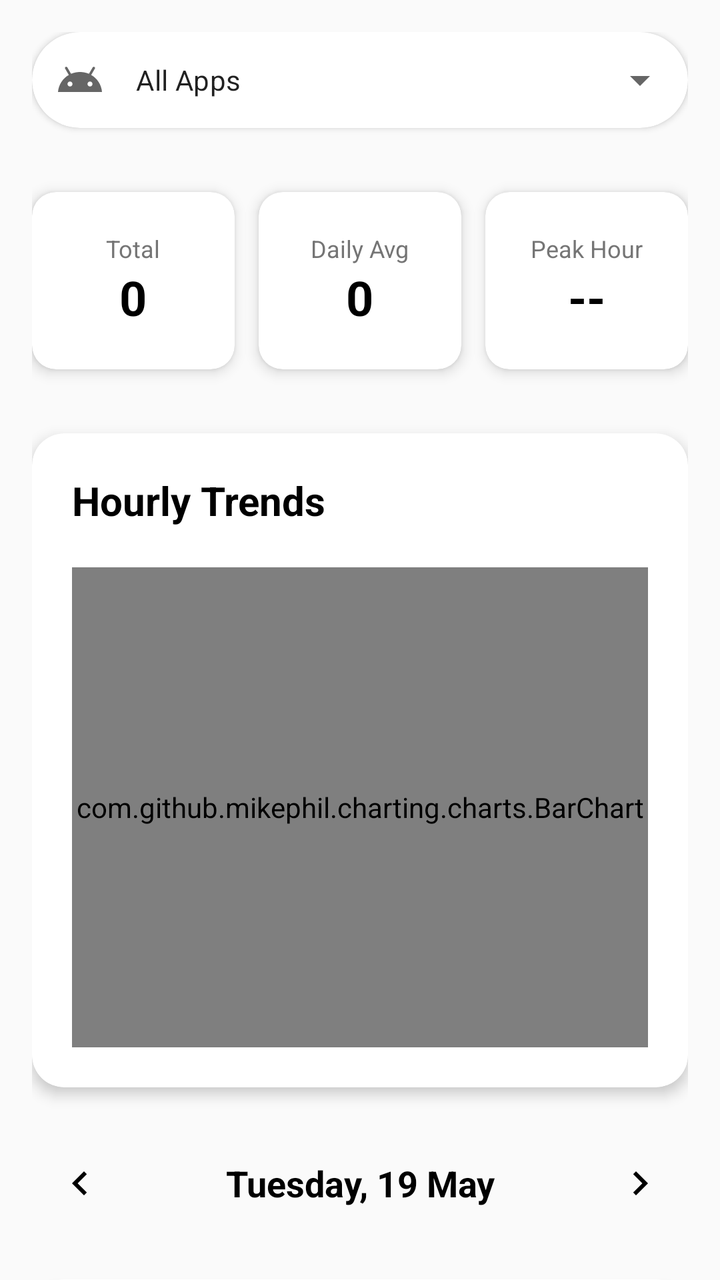
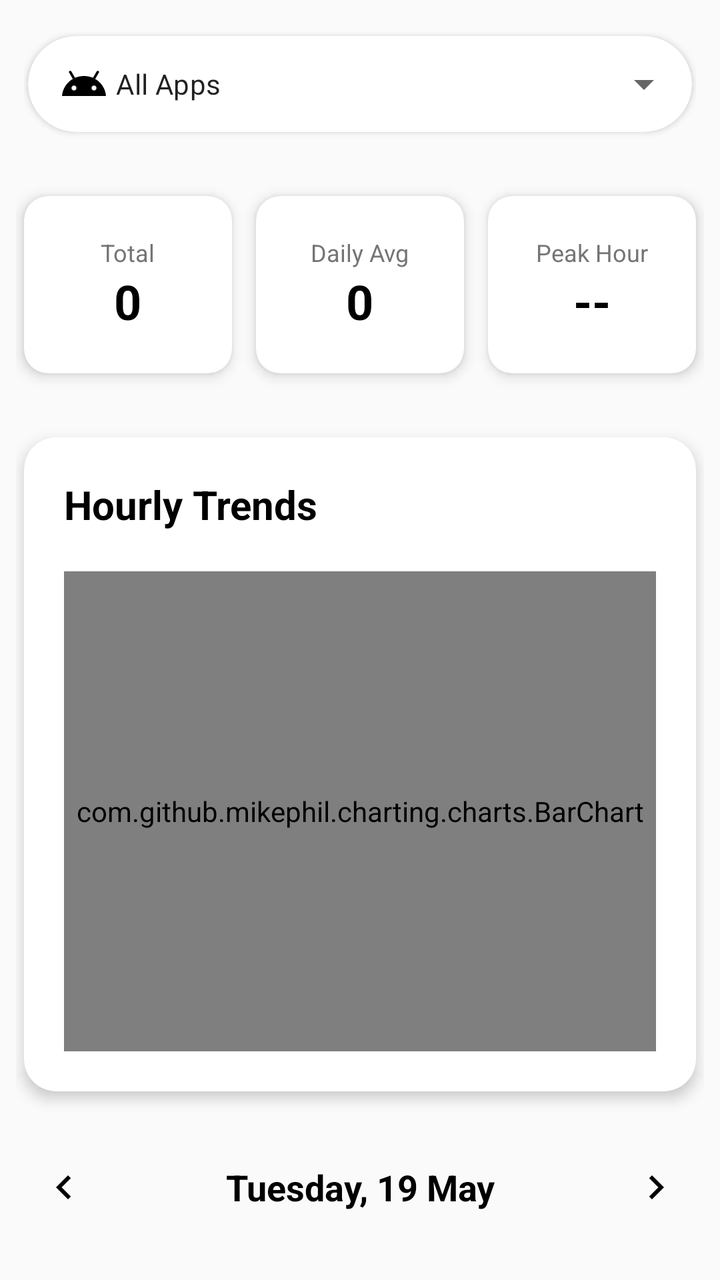

Before-and-after screenshots of an Android layout around one commit, followed by the original layout XML and the change that was made.
<!-- AndroidManifest.xml: application theme Theme.NotificationTracker -->
<!-- res/layout/fragment_analytics.xml -->
<?xml version="1.0" encoding="utf-8"?>
<androidx.coordinatorlayout.widget.CoordinatorLayout xmlns:android="http://schemas.android.com/apk/res/android"
    xmlns:app="http://schemas.android.com/apk/res-auto"
    xmlns:tools="http://schemas.android.com/tools"
    android:layout_width="match_parent"
    android:layout_height="match_parent"
    android:background="#FAFAFA">

    <com.google.android.material.appbar.AppBarLayout
        android:layout_width="match_parent"
        android:layout_height="wrap_content"
        android:background="#FAFAFA"
        app:elevation="0dp">

        <LinearLayout
            android:layout_width="match_parent"
            android:layout_height="wrap_content"
            android:orientation="vertical"
            android:paddingHorizontal="16dp"
            android:paddingTop="16dp"
            android:paddingBottom="8dp">

            
            <com.google.android.material.card.MaterialCardView
                android:layout_width="match_parent"
                android:layout_height="wrap_content"
                app:cardCornerRadius="24dp"
                app:cardElevation="2dp"
                android:layout_marginBottom="16dp"
                app:cardBackgroundColor="@color/white">

                <com.google.android.material.textfield.TextInputLayout
                    android:id="@+id/tilAppSelector"
                    style="@style/Widget.MaterialComponents.TextInputLayout.OutlinedBox.ExposedDropdownMenu"
                    android:layout_width="match_parent"
                    android:layout_height="wrap_content"
                    app:boxStrokeWidth="0dp"
                    app:boxStrokeWidthFocused="0dp"
                    app:hintEnabled="false"
                    app:startIconDrawable="@drawable/ic_nav_app_notif">

                    <AutoCompleteTextView
                        android:id="@+id/atvAppSelector"
                        android:layout_width="match_parent"
                        android:layout_height="wrap_content"
                        android:inputType="none"
                        android:paddingVertical="12dp"
                        android:text="@string/all_apps"
                        android:textSize="14sp"
                        android:background="@android:color/transparent" />
                </com.google.android.material.textfield.TextInputLayout>
            </com.google.android.material.card.MaterialCardView>

        </LinearLayout>
    </com.google.android.material.appbar.AppBarLayout>

    <androidx.core.widget.NestedScrollView
        android:layout_width="match_parent"
        android:layout_height="match_parent"
        android:clipToPadding="false"
        android:paddingHorizontal="12dp"
        app:layout_behavior="@string/appbar_scrolling_view_behavior">

        <LinearLayout
            android:layout_width="match_parent"
            android:layout_height="wrap_content"
            android:orientation="vertical"
            android:paddingHorizontal="4dp"
            android:paddingBottom="24dp">

            
            <LinearLayout
                android:layout_width="match_parent"
                android:layout_height="wrap_content"
                android:orientation="horizontal"
                android:gravity="center"
                android:paddingVertical="8dp"
                android:clipToPadding="false"
                android:layout_marginBottom="24dp">

                <com.google.android.material.card.MaterialCardView
                    android:layout_width="0dp"
                    android:layout_height="wrap_content"
                    android:layout_weight="1"
                    app:cardCornerRadius="12dp"
                    app:cardElevation="4dp"
                    android:layout_marginEnd="12dp">
                    <LinearLayout
                        android:layout_width="match_parent"
                        android:layout_height="wrap_content"
                        android:orientation="vertical"
                        android:paddingVertical="20dp"
                        android:paddingHorizontal="8dp"
                        android:gravity="center">
                        <TextView
                            android:layout_width="wrap_content"
                            android:layout_height="wrap_content"
                            android:text="@string/total_notifications"
                            android:textSize="12sp"
                            android:textColor="#757575"/>
                        <TextView
                            android:id="@+id/tvTotalCount"
                            android:layout_width="wrap_content"
                            android:layout_height="wrap_content"
                            android:text="0"
                            android:textSize="24sp"
                            android:textStyle="bold"
                            android:textColor="@color/black"/>
                    </LinearLayout>
                </com.google.android.material.card.MaterialCardView>

                <com.google.android.material.card.MaterialCardView
                    android:layout_width="0dp"
                    android:layout_height="wrap_content"
                    android:layout_weight="1"
                    app:cardCornerRadius="12dp"
                    app:cardElevation="4dp"
                    android:layout_marginEnd="12dp">
                    <LinearLayout
                        android:layout_width="match_parent"
                        android:layout_height="wrap_content"
                        android:orientation="vertical"
                        android:paddingVertical="20dp"
                        android:paddingHorizontal="8dp"
                        android:gravity="center">
                        <TextView
                            android:layout_width="wrap_content"
                            android:layout_height="wrap_content"
                            android:text="@string/daily_average"
                            android:textSize="12sp"
                            android:textColor="#757575"/>
                        <TextView
                            android:id="@+id/tvDailyAvg"
                            android:layout_width="wrap_content"
                            android:layout_height="wrap_content"
                            android:text="0"
                            android:textSize="24sp"
                            android:textStyle="bold"
                            android:textColor="@color/black"/>
                    </LinearLayout>
                </com.google.android.material.card.MaterialCardView>

                <com.google.android.material.card.MaterialCardView
                    android:layout_width="0dp"
                    android:layout_height="wrap_content"
                    android:layout_weight="1"
                    app:cardCornerRadius="12dp"
                    app:cardElevation="4dp">
                    <LinearLayout
                        android:layout_width="match_parent"
                        android:layout_height="wrap_content"
                        android:orientation="vertical"
                        android:paddingVertical="20dp"
                        android:paddingHorizontal="8dp"
                        android:gravity="center">
                        <TextView
                            android:layout_width="wrap_content"
                            android:layout_height="wrap_content"
                            android:text="@string/peak_hour"
                            android:textSize="12sp"
                            android:textColor="#757575"/>
                        <TextView
                            android:id="@+id/tvPeakHour"
                            android:layout_width="wrap_content"
                            android:layout_height="wrap_content"
                            android:text="--"
                            android:textSize="24sp"
                            android:textStyle="bold"
                            android:textColor="@color/black"/>
                    </LinearLayout>
                </com.google.android.material.card.MaterialCardView>
            </LinearLayout>

            
            <com.google.android.material.card.MaterialCardView
                android:layout_width="match_parent"
                android:layout_height="wrap_content"
                app:cardCornerRadius="16dp"
                app:cardElevation="4dp"
                android:layout_marginBottom="24dp">
                <LinearLayout
                    android:layout_width="match_parent"
                    android:layout_height="wrap_content"
                    android:orientation="vertical"
                    android:padding="20dp">
                    <TextView
                        android:layout_width="wrap_content"
                        android:layout_height="wrap_content"
                        android:text="@string/hourly_trends"
                        android:textSize="20sp"
                        android:textStyle="bold"
                        android:textColor="@color/black"
                        android:layout_marginBottom="20dp"/>
                    <com.github.mikephil.charting.charts.BarChart
                        android:id="@+id/hourlyChart"
                        android:layout_width="match_parent"
                        android:layout_height="240dp"/>
                </LinearLayout>
            </com.google.android.material.card.MaterialCardView>

            
            <LinearLayout
                android:layout_width="match_parent"
                android:layout_height="wrap_content"
                android:orientation="horizontal"
                android:gravity="center"
                android:layout_marginBottom="24dp">

                <ImageButton
                    android:id="@+id/btnPrevDay"
                    android:layout_width="48dp"
                    android:layout_height="48dp"
                    android:background="?attr/selectableItemBackgroundBorderless"
                    android:src="@drawable/ic_chevron_left"
                    android:contentDescription="@string/app_icon" />

                <TextView
                    android:id="@+id/tvSelectedDay"
                    android:layout_width="0dp"
                    android:layout_height="wrap_content"
                    android:layout_weight="1"
                    android:gravity="center"
                    android:text="Tuesday, 19 May"
                    android:textSize="18sp"
                    android:textStyle="bold"
                    android:textColor="@color/black" />

                <ImageButton
                    android:id="@+id/btnNextDay"
                    android:layout_width="48dp"
                    android:layout_height="48dp"
                    android:background="?attr/selectableItemBackgroundBorderless"
                    android:src="@drawable/ic_chevron_right"
                    android:contentDescription="@string/app_icon" />
            </LinearLayout>

            
            <com.google.android.material.card.MaterialCardView
                android:id="@+id/cardTopApps"
                android:layout_width="match_parent"
                android:layout_height="wrap_content"
                app:cardCornerRadius="16dp"
                app:cardElevation="4dp"
                android:layout_marginBottom="24dp">
                <LinearLayout
                    android:layout_width="match_parent"
                    android:layout_height="wrap_content"
                    android:orientation="vertical"
                    android:padding="20dp">

                    <RelativeLayout
                        android:layout_width="match_parent"
                        android:layout_height="wrap_content"
                        android:layout_marginBottom="20dp">
                        <TextView
                            android:id="@+id/tvTopAppsTitle"
                            android:layout_width="wrap_content"
                            android:layout_height="wrap_content"
                            android:text="@string/top_apps"
                            android:textSize="20sp"
                            android:textStyle="bold"
                            android:textColor="@color/black"
                            android:layout_alignParentStart="true"
                            android:layout_centerVertical="true"/>

                        <com.google.android.material.button.MaterialButton
                            android:id="@+id/btnResetHour"
                            style="@style/Widget.MaterialComponents.Button.TextButton"
                            android:layout_width="wrap_content"
                            android:layout_height="wrap_content"
                            android:text="@string/reset"
                            android:textSize="12sp"
                            android:layout_alignParentEnd="true"
                            android:layout_centerVertical="true"
                            android:visibility="gone"
                            app:iconSize="16dp"/>
                    </RelativeLayout>

                    <com.github.mikephil.charting.charts.PieChart
                        android:id="@+id/appChart"
                        android:layout_width="match_parent"
                        android:layout_height="320dp"/>
                </LinearLayout>
            </com.google.android.material.card.MaterialCardView>

        </LinearLayout>
    </androidx.core.widget.NestedScrollView>

</androidx.coordinatorlayout.widget.CoordinatorLayout>
<!-- resources referenced by this layout -->
<resources>
  <color name="black">#FF000000</color>
  <color name="white">#FFFFFFFF</color>
  <!-- drawable ic_chevron_left (drawable) -->
  <vector xmlns:android="http://schemas.android.com/apk/res/android"
      android:width="24dp"
      android:height="24dp"
      android:viewportWidth="24"
      android:viewportHeight="24">
      <path
          android:fillColor="@android:color/black"
          android:pathData="M15.41,7.41L14,6l-6,6l6,6l1.41,-1.41L10.83,12z" />
  </vector>
  <!-- drawable ic_chevron_right (drawable) -->
  <vector xmlns:android="http://schemas.android.com/apk/res/android"
      android:width="24dp"
      android:height="24dp"
      android:viewportWidth="24"
      android:viewportHeight="24">
      <path
          android:fillColor="@android:color/black"
          android:pathData="M10,6L8.59,7.41L13.17,12l-4.58,4.59L10,18l6,-6z" />
  </vector>
  <!-- drawable ic_nav_app_notif (drawable) -->
  <vector android:height="24dp" android:tint="#000000"
      android:viewportHeight="24" android:viewportWidth="24"
      android:width="24dp" xmlns:android="http://schemas.android.com/apk/res/android">
      <path android:fillColor="@android:color/white" android:pathData="M17.6,9.48l1.84,-3.18c0.16,-0.31 0.04,-0.69 -0.26,-0.85c-0.29,-0.15 -0.65,-0.06 -0.83,0.22l-1.88,3.24c-2.86,-1.21 -6.08,-1.21 -8.94,0L5.65,5.67c-0.19,-0.29 -0.58,-0.38 -0.87,-0.2C4.5,5.65 4.41,6.01 4.56,6.3L6.4,9.48C3.3,11.25 1.28,14.44 1,18h22C22.72,14.44 20.7,11.25 17.6,9.48zM7,15.25c-0.69,0 -1.25,-0.56 -1.25,-1.25c0,-0.69 0.56,-1.25 1.25,-1.25S8.25,13.31 8.25,14C8.25,14.69 7.69,15.25 7,15.25zM17,15.25c-0.69,0 -1.25,-0.56 -1.25,-1.25c0,-0.69 0.56,-1.25 1.25,-1.25s1.25,0.56 1.25,1.25C18.25,14.69 17.69,15.25 17,15.25z"/>
  </vector>
  <string name="all_apps">All Apps</string>
  <string name="app_icon">App Icon</string>
  <string name="daily_average">Daily Avg</string>
  <string name="hourly_trends">Hourly Trends</string>
  <string name="peak_hour">Peak Hour</string>
  <string name="reset">Reset</string>
  <string name="top_apps">Top Apps</string>
  <string name="total_notifications">Total</string>
  <style name="Theme.NotificationTracker" parent="Theme.MaterialComponents.Light.NoActionBar">
          
          <item name="colorPrimary">@color/white</item>
          <item name="colorPrimaryVariant">@color/white</item>
          <item name="colorOnPrimary">@color/black</item>
          <item name="android:windowLightStatusBar" tools:targetApi="m">true</item>
          
          <item name="colorSecondary">@color/teal_200</item>
          <item name="colorSecondaryVariant">@color/teal_700</item>
          <item name="colorOnSecondary">@color/black</item>
          
          <item name="android:statusBarColor">@color/white</item>
          <item name="android:windowTranslucentStatus">false</item>
          <item name="android:windowDrawsSystemBarBackgrounds">true</item>
          
      </style>
  <color name="teal_200">#FF03DAC5</color>
  <color name="teal_700">#FF018786</color>
</resources>

<!-- the commit's change to res/layout/fragment_analytics.xml (unified diff, before → after) -->
@@ -16,7 +16,7 @@
             android:layout_width="match_parent"
             android:layout_height="wrap_content"
             android:orientation="vertical"
-            android:paddingHorizontal="16dp"
+            android:paddingHorizontal="12dp"
             android:paddingTop="16dp"
             android:paddingBottom="8dp">
 
@@ -25,6 +25,8 @@
                 android:layout_width="match_parent"
                 android:layout_height="wrap_content"
                 app:cardCornerRadius="24dp"
+                android:layout_marginHorizontal="2dp"
+                android:layout_marginTop="2dp"
                 app:cardElevation="2dp"
                 android:layout_marginBottom="16dp"
                 app:cardBackgroundColor="@color/white">
@@ -34,16 +36,21 @@
                     style="@style/Widget.MaterialComponents.TextInputLayout.OutlinedBox.ExposedDropdownMenu"
                     android:layout_width="match_parent"
                     android:layout_height="wrap_content"
+                    android:paddingStart="16dp"
                     app:boxStrokeWidth="0dp"
                     app:boxStrokeWidthFocused="0dp"
                     app:hintEnabled="false"
-                    app:startIconDrawable="@drawable/ic_nav_app_notif">
+                    app:startIconDrawable="@drawable/ic_nav_app_notif"
+                    app:startIconTint="@null"
+                    app:startIconMinSize="24dp"
+                    app:startIconScaleType="fitCenter">
 
                     <AutoCompleteTextView
                         android:id="@+id/atvAppSelector"
                         android:layout_width="match_parent"
                         android:layout_height="wrap_content"
-                        android:inputType="none"
+                        android:inputType="text"
+                        android:completionThreshold="1"
                         android:paddingVertical="12dp"
                         android:text="@string/all_apps"
                         android:textSize="14sp"
@@ -58,14 +65,13 @@
         android:layout_width="match_parent"
         android:layout_height="match_parent"
         android:clipToPadding="false"
-        android:paddingHorizontal="12dp"
         app:layout_behavior="@string/appbar_scrolling_view_behavior">
 
         <LinearLayout
             android:layout_width="match_parent"
             android:layout_height="wrap_content"
             android:orientation="vertical"
-            android:paddingHorizontal="4dp"
+            android:paddingHorizontal="8dp"
             android:paddingBottom="24dp">
 
             
@@ -75,6 +81,7 @@
                 android:orientation="horizontal"
                 android:gravity="center"
                 android:paddingVertical="8dp"
+                android:paddingHorizontal="4dp"
                 android:clipToPadding="false"
                 android:layout_marginBottom="24dp">
 
@@ -177,6 +184,7 @@
                 android:layout_height="wrap_content"
                 app:cardCornerRadius="16dp"
                 app:cardElevation="4dp"
+                android:layout_marginHorizontal="4dp"
                 android:layout_marginBottom="24dp">
                 <LinearLayout
                     android:layout_width="match_parent"
@@ -241,6 +249,7 @@
                 android:layout_height="wrap_content"
                 app:cardCornerRadius="16dp"
                 app:cardElevation="4dp"
+                android:layout_marginHorizontal="4dp"
                 android:layout_marginBottom="24dp">
                 <LinearLayout
                     android:layout_width="match_parent"
<!-- resource entries referenced after the edit -->
@@ -26,7 +26,7 @@
   <vector android:height="24dp" android:tint="#000000"
       android:viewportHeight="24" android:viewportWidth="24"
       android:width="24dp" xmlns:android="http://schemas.android.com/apk/res/android">
-      <path android:fillColor="@android:color/white" android:pathData="M17.6,9.48l1.84,-3.18c0.16,-0.31 0.04,-0.69 -0.26,-0.85c-0.29,-0.15 -0.65,-0.06 -0.83,0.22l-1.88,3.24c-2.86,-1.21 -6.08,-1.21 -8.94,0L5.65,5.67c-0.19,-0.29 -0.58,-0.38 -0.87,-0.2C4.5,5.65 4.41,6.01 4.56,6.3L6.4,9.48C3.3,11.25 1.28,14.44 1,18h22C22.72,14.44 20.7,11.25 17.6,9.48zM7,15.25c-0.69,0 -1.25,-0.56 -1.25,-1.25c0,-0.69 0.56,-1.25 1.25,-1.25S8.25,13.31 8.25,14C8.25,14.69 7.69,15.25 7,15.25zM17,15.25c-0.69,0 -1.25,-0.56 -1.25,-1.25c0,-0.69 0.56,-1.25 1.25,-1.25s1.25,0.56 1.25,1.25C18.25,14.69 17.69,15.25 17,15.25z"/>
+      <path android:fillColor="#000000" android:pathData="M17.6,9.48l1.84,-3.18c0.16,-0.31 0.04,-0.69 -0.26,-0.85c-0.29,-0.15 -0.65,-0.06 -0.83,0.22l-1.88,3.24c-2.86,-1.21 -6.08,-1.21 -8.94,0L5.65,5.67c-0.19,-0.29 -0.58,-0.38 -0.87,-0.2C4.5,5.65 4.41,6.01 4.56,6.3L6.4,9.48C3.3,11.25 1.28,14.44 1,18h22C22.72,14.44 20.7,11.25 17.6,9.48zM7,15.25c-0.69,0 -1.25,-0.56 -1.25,-1.25c0,-0.69 0.56,-1.25 1.25,-1.25S8.25,13.31 8.25,14C8.25,14.69 7.69,15.25 7,15.25zM17,15.25c-0.69,0 -1.25,-0.56 -1.25,-1.25c0,-0.69 0.56,-1.25 1.25,-1.25s1.25,0.56 1.25,1.25C18.25,14.69 17.69,15.25 17,15.25z"/>
   </vector>
   <string name="all_apps">All Apps</string>
   <string name="app_icon">App Icon</string>
